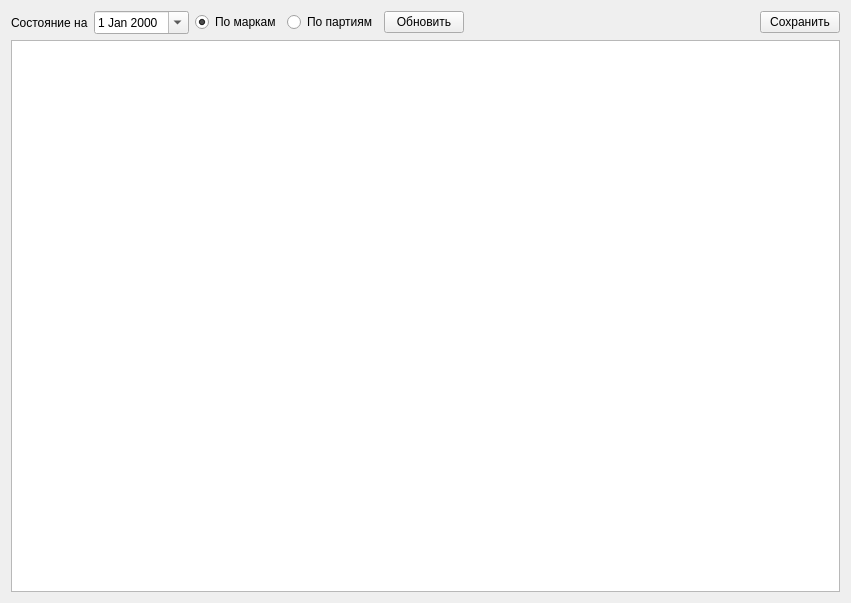
The window that formpresenceel.ui (Sergeyego/ship) describes before a commit, drawn with Qt 5.
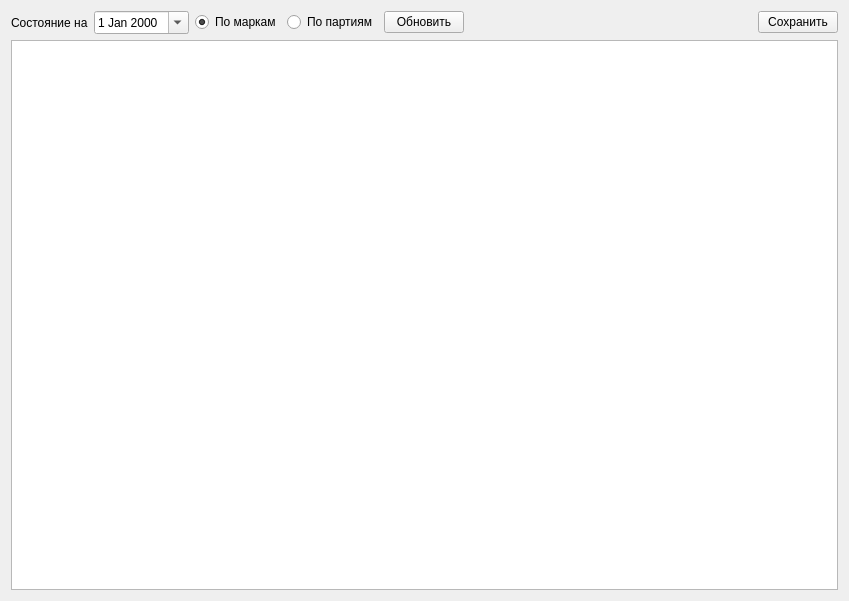
The same window after the commit. Custom widgets are drawn as their Qt base class.

The edit to the form file:
```diff
--- a/formpresenceel.ui
+++ b/formpresenceel.ui
@@ -6,8 +6,8 @@
    <rect>
     <x>0</x>
     <y>0</y>
-    <width>851</width>
-    <height>603</height>
+    <width>849</width>
+    <height>601</height>
    </rect>
   </property>
   <property name="windowTitle">
```
Left out of the diff: 6 changed lines with no effect on the pictures.
